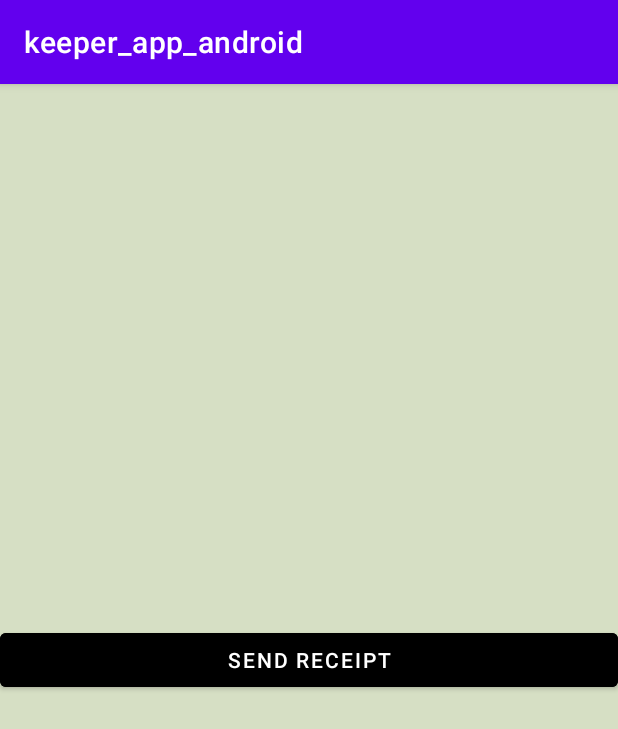
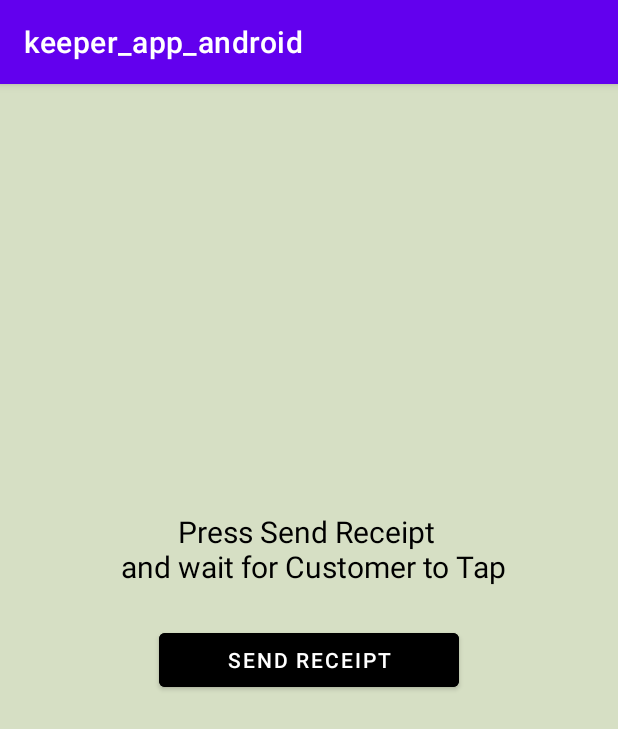
Before and after one commit to dynamicduho/keeper_app, an Android app: the Merchant_Scan screen opened directly, with no data from a screen before it, on a phone screen of 412 x 824 dp. Shown: the top 729 px of the screen. Run offline under Robolectric (Android 15) with nearby library versions, the phone set to English and light mode, and no system bars.

Commit message:
Final push

```diff
--- a/keeper_app_android/app/src/main/res/layout/activity_customer_scan.xml
+++ b/keeper_app_android/app/src/main/res/layout/activity_customer_scan.xml
@@ -9,12 +9,12 @@
 
     <Button
         android:id="@+id/customer_scan_return"
-        android:layout_width="0dp"
+        android:layout_width="200dp"
         android:layout_height="wrap_content"
+        android:backgroundTint="@color/black"
         android:padding="8dp"
         android:text="Return"
         android:textColor="@color/white"
-        android:backgroundTint="@color/black"
         app:layout_constraintBottom_toBottomOf="parent"
         app:layout_constraintEnd_toEndOf="parent"
         app:layout_constraintStart_toStartOf="parent"
--- a/keeper_app_android/app/src/main/res/layout/activity_merchant_scan.xml
+++ b/keeper_app_android/app/src/main/res/layout/activity_merchant_scan.xml
@@ -7,9 +7,22 @@
     android:background="#D6DFC4"
     tools:context=".Merchant_Scan">
 
+  <TextView
+      android:layout_width="wrap_content"
+      android:layout_height="wrap_content"
+      android:text="Press Send Receipt \n and wait for Customer to Tap"
+      android:textColor="@color/black"
+      android:gravity="center"
+      android:textSize="20dp"
+      app:layout_constraintBottom_toBottomOf="parent"
+      app:layout_constraintLeft_toLeftOf="parent"
+      app:layout_constraintRight_toRightOf="parent"
+      app:layout_constraintTop_toTopOf="parent"
+      app:layout_constraintVertical_bias="0.397" />
+
   <Button
       android:id="@+id/button_send_receipt"
-      android:layout_width="0dp"
+      android:layout_width="200dp"
       android:layout_height="wrap_content"
       android:backgroundTint="@color/black"
       android:textColor="@color/white"
```
Also changed, not shown: keeper_app_android/app/src/main/res/layout/activity_customer_archive.xml (+16 -3 lines), keeper_app_android/app/src/main/res/layout/activity_main.xml (+13 -1 lines).
